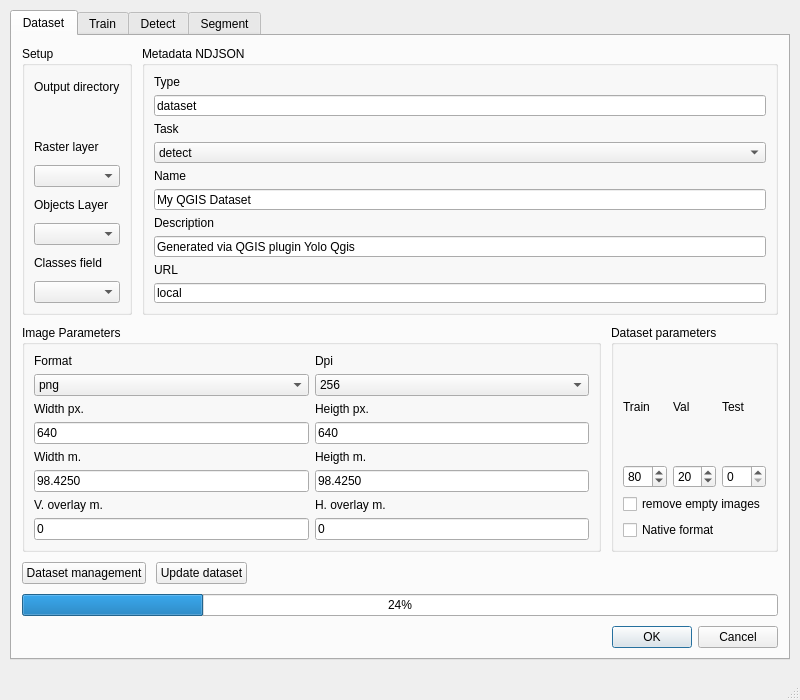
Above: yolo_qgis_dialog_base.ui from santerr80/yolo_qgis before the change. Below: the same form after it.
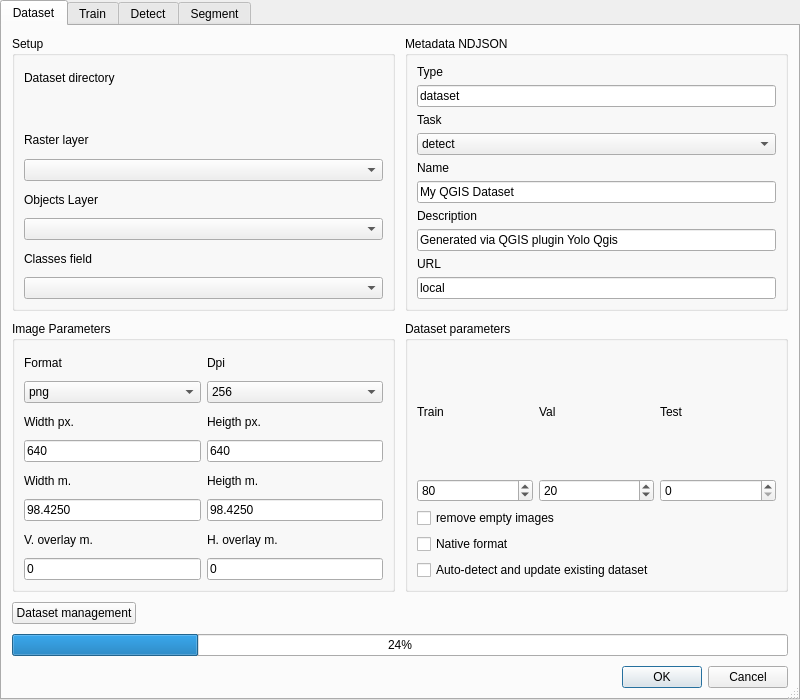
That is the form after the change. Custom widgets are drawn as their Qt base class.

Commit message: Refactor dataset update functionality to support both creation and updating of datasets. Implement a toggle for update mode, enhancing user experience with dynamic tooltips and improved directory handling. Update UI elements for better layout and usability.

The edit to the form file:
```diff
--- a/yolo_qgis_dialog_base.ui
+++ b/yolo_qgis_dialog_base.ui
@@ -37,18 +37,33 @@
   <property name="modal">
    <bool>true</bool>
   </property>
-  <widget class="QTabWidget" name="tabWidget">
-   <property name="geometry">
-    <rect>
-     <x>10</x>
-     <y>10</y>
-     <width>780</width>
-     <height>650</height>
-    </rect>
+  <layout class="QVBoxLayout" name="mainDialogLayout">
+   <property name="spacing">
+    <number>0</number>
    </property>
-   <property name="currentIndex">
+   <property name="leftMargin">
     <number>0</number>
    </property>
+   <property name="topMargin">
+    <number>0</number>
+   </property>
+   <property name="rightMargin">
+    <number>0</number>
+   </property>
+   <property name="bottomMargin">
+    <number>0</number>
+   </property>
+   <item>
+    <widget class="QTabWidget" name="tabWidget">
+     <property name="currentIndex">
+      <number>0</number>
+     </property>
+     <property name="sizePolicy">
+      <sizepolicy hsizetype="Expanding" vsizetype="Expanding">
+       <horstretch>1</horstretch>
+       <verstretch>1</verstretch>
+      </sizepolicy>
+     </property>
    <widget class="QWidget" name="Dataset">
     <attribute name="title">
      <string>Dataset</string>
@@ -82,6 +97,12 @@
          <property name="toolTip">
           <string>Configure input data sources and output directory</string>
          </property>
+         <property name="sizePolicy">
+          <sizepolicy hsizetype="Expanding" vsizetype="Expanding">
+           <horstretch>1</horstretch>
+           <verstretch>1</verstretch>
+          </sizepolicy>
+         </property>
          <layout class="QVBoxLayout" name="setupLayout">
           <property name="spacing">
            <number>6</number>
@@ -89,7 +110,10 @@
           <item>
            <widget class="QLabel" name="label">
             <property name="text">
-             <string>Output directory</string>
+             <string>Dataset directory</string>
+            </property>
+            <property name="toolTip">
+             <string>Directory for new dataset or existing dataset to update</string>
             </property>
            </widget>
           </item>
@@ -148,6 +172,12 @@
          <property name="toolTip">
           <string>Configure dataset metadata and task type</string>
          </property>
+         <property name="sizePolicy">
+          <sizepolicy hsizetype="Expanding" vsizetype="Expanding">
+           <horstretch>1</horstretch>
+           <verstretch>1</verstretch>
+          </sizepolicy>
+         </property>
          <layout class="QVBoxLayout" name="metadataLayout">
           <item>
            <widget class="QLabel" name="label_13">
@@ -259,6 +289,12 @@
          <property name="toolTip">
           <string>Configure image export settings and grid parameters</string>
          </property>
+         <property name="sizePolicy">
+          <sizepolicy hsizetype="Expanding" vsizetype="Expanding">
+           <horstretch>1</horstretch>
+           <verstretch>1</verstretch>
+          </sizepolicy>
+         </property>
          <layout class="QGridLayout" name="imageParamsLayout">
           <item row="0" column="0">
            <widget class="QLabel" name="label_5">
@@ -418,6 +454,12 @@
          <property name="toolTip">
           <string>Configure dataset split ratios and export options</string>
          </property>
+         <property name="sizePolicy">
+          <sizepolicy hsizetype="Expanding" vsizetype="Expanding">
+           <horstretch>1</horstretch>
+           <verstretch>1</verstretch>
+          </sizepolicy>
+         </property>
          <layout class="QVBoxLayout" name="datasetParamsLayout">
           <item>
            <layout class="QGridLayout" name="splitLayout">
@@ -503,6 +545,16 @@
             </property>
            </widget>
           </item>
+          <item>
+           <widget class="QCheckBox" name="checkBox_UpdateDataset">
+            <property name="text">
+             <string>Auto-detect and update existing dataset</string>
+            </property>
+            <property name="toolTip">
+             <string>If dataset exists in directory, update it; otherwise create new one</string>
+            </property>
+           </widget>
+          </item>
          </layout>
         </widget>
        </item>
@@ -523,16 +575,6 @@
          </property>
         </widget>
        </item>
-       <item>
-        <widget class="QPushButton" name="updateDatasetButton">
-         <property name="text">
-          <string>Update dataset</string>
-         </property>
-         <property name="toolTip">
-          <string>Update and add new data to existing dataset</string>
-         </property>
-        </widget>
-       </item>
        <item>
         <spacer name="horizontalSpacer">
          <property name="orientation">
@@ -589,6 +631,12 @@
        <property name="currentIndex">
         <number>0</number>
        </property>
+       <property name="sizePolicy">
+        <sizepolicy hsizetype="Expanding" vsizetype="Expanding">
+         <horstretch>1</horstretch>
+         <verstretch>1</verstretch>
+        </sizepolicy>
+       </property>
        <widget class="QWidget" name="trainSettings">
         <property name="focusPolicy">
          <enum>Qt::NoFocus</enum>
@@ -796,6 +844,8 @@
     </layout>
    </widget>
   </widget>
+   </item>
+  </layout>
  </widget>
  <customwidgets>
   <customwidget>
```
The commit also changes 16 other files.
